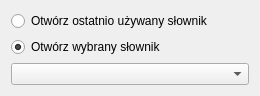
First picture: the form in startupForm.ui, repository travnick/ydpd, before the edit.
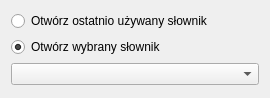
Second picture: the form after the edit.

The edit to the form file:
```diff
--- a/startupForm.ui
+++ b/startupForm.ui
@@ -6,8 +6,8 @@
    <rect>
     <x>0</x>
     <y>0</y>
-    <width>260</width>
-    <height>92</height>
+    <width>270</width>
+    <height>98</height>
    </rect>
   </property>
   <property name="windowTitle">
```
